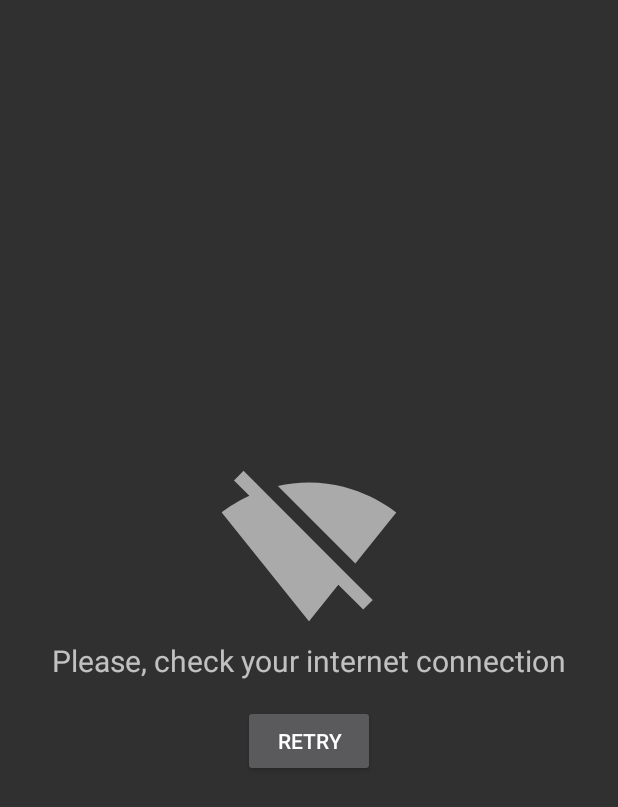
After one commit to Kelvao/Movies, an Android app: the NetworkActivity screen opened directly, with no data from a screen before it, on a phone screen of 412 x 824 dp. The commit adds this screen. Shown: the top 807 px of the screen. Run offline under Robolectric (Android 15) with nearby library versions, the phone set to English and light mode, and no system bars; our stand-ins replace ButterKnife, FlexboxLayout; libraries missing offline, so code that uses them is left out: com.getkeepsafe.taptargetview.

Commit message:
network  and layout issues fixed

```diff
--- /dev/null
+++ b/app/src/main/java/io/github/kelvao/movies/receivers/NetworkChangeReceiver.java
@@ -0,0 +1,26 @@
+package io.github.kelvao.movies.receivers;
+
+import android.content.BroadcastReceiver;
+import android.content.Context;
+import android.content.Intent;
+
+import io.github.kelvao.movies.ui.utils.NetworkUtil;
+
+public class NetworkChangeReceiver extends BroadcastReceiver {
+
+    private static NetworkChange networkChange;
+
+    @Override
+    public void onReceive(Context context, Intent intent) {
+        networkChange.OnNetworkChanged(NetworkUtil.getConnectivityStatus(context));
+    }
+
+    public void setNetworkChange(NetworkChange networkChange) {
+        NetworkChangeReceiver.networkChange = networkChange;
+    }
+
+    public interface NetworkChange {
+        void OnNetworkChanged(int status);
+    }
+
+}
--- /dev/null
+++ b/app/src/main/java/io/github/kelvao/movies/ui/activities/NetworkActivity.java
@@ -0,0 +1,56 @@
+package io.github.kelvao.movies.ui.activities;
+
+import android.content.Intent;
+import android.content.IntentFilter;
+import android.os.Bundle;
+import android.support.v7.app.AppCompatActivity;
+
+import butterknife.ButterKnife;
+import butterknife.OnClick;
+import io.github.kelvao.movies.R;
+import io.github.kelvao.movies.receivers.NetworkChangeReceiver;
+
+import static android.net.ConnectivityManager.CONNECTIVITY_ACTION;
+
+public class NetworkActivity extends AppCompatActivity implements NetworkChangeReceiver.NetworkChange {
+
+    private IntentFilter intentFilter;
+    private NetworkChangeReceiver networkChangeReceiver;
+    private boolean hasNetwork;
+
+    @Override
+    protected void onCreate(Bundle savedInstanceState) {
+        super.onCreate(savedInstanceState);
+        setContentView(R.layout.activity_network);
+        ButterKnife.bind(this);
+        intentFilter = new IntentFilter();
+        intentFilter.addAction(CONNECTIVITY_ACTION);
+        networkChangeReceiver = new NetworkChangeReceiver();
+        networkChangeReceiver.setNetworkChange(this);
+    }
+
+    @OnClick(R.id.bt_retry)
+    public void retry() {
+        if (hasNetwork) {
+            startActivity(new Intent(this, MainActivity.class));
+            finish();
+        }
+    }
+
+    @Override
+    protected void onResume() {
+        registerReceiver(networkChangeReceiver, intentFilter);
+        super.onResume();
+    }
+
+    @Override
+    protected void onPause() {
+        unregisterReceiver(networkChangeReceiver);
+        super.onPause();
+    }
+
+    @Override
+    public void OnNetworkChanged(int status) {
+        hasNetwork = status != 0;
+    }
+}
--- a/app/src/main/java/io/github/kelvao/movies/ui/fragments/MovieListFragment.java
+++ b/app/src/main/java/io/github/kelvao/movies/ui/fragments/MovieListFragment.java
@@ -60,8 +60,11 @@ public class MovieListFragment extends Fragment implements MovieList.View, OnLoa
         movieList = new ArrayList<>();
         presenter = new MovieListPresenter(this);
         initRecyclerView();
-        if (getArguments() != null) {
+        if (getArguments() != null && !"".equals(getArguments().getString(Constants.getQuery()))) {
             queryMovies(getArguments().getString(Constants.getQuery()));
+        } else {
+            tv_empty.setText(getText(R.string.welcome_message));
+            updateUi(false);
         }
         return fragment_movie_list;
     }
--- a/app/src/main/java/io/github/kelvao/movies/utils/Constants.java
+++ b/app/src/main/java/io/github/kelvao/movies/utils/Constants.java
@@ -13,9 +13,13 @@ public class Constants {
     private static final String API_KEY = "45d162c8";
     private static final String QUERY = "query";
     public static final String MOVIE_FRAGMENT = "movie_fragment";
+    public static final String MOVIE_LIST_FRAGMENT = "movie_list_fragment";
+    public static final String WELCOME_FRAGMENT = "welcome_fragment";
     private static final String IMAGE_OLD_SIZE = Image.OLD_SIZE;
     private static final String IMAGE_NEW_SIZE = Image.NEW_SIZE;
     private static final String FIRST_RUN = "fistrun";
+    public static final int NETWORK_CONNECTED = 1;
+    public static final int NETWORK_DESCONNECTED = 0;
 
     public static String getImdbId() {
         return IMDB_ID;
--- /dev/null
+++ b/app/src/main/res/drawable/ic_signal_off.xml
@@ -0,0 +1,9 @@
+<vector xmlns:android="http://schemas.android.com/apk/res/android"
+    android:width="24dp"
+    android:height="24dp"
+    android:viewportHeight="24.0"
+    android:viewportWidth="24.0">
+    <path
+        android:fillColor="@android:color/darker_gray"
+        android:pathData="M23.64,7c-0.45,-0.34 -4.93,-4 -11.64,-4 -1.5,0 -2.89,0.19 -4.15,0.48L18.18,13.8 23.64,7zM17.04,15.22L3.27,1.44 2,2.72l2.05,2.06C1.91,5.76 0.59,6.82 0.36,7l11.63,14.49 0.01,0.01 0.01,-0.01 3.9,-4.86 3.32,3.32 1.27,-1.27 -3.46,-3.46z" />
+</vector>
--- /dev/null
+++ b/app/src/main/res/layout/activity_network.xml
@@ -0,0 +1,44 @@
+<?xml version="1.0" encoding="utf-8"?>
+<android.support.constraint.ConstraintLayout xmlns:android="http://schemas.android.com/apk/res/android"
+    xmlns:app="http://schemas.android.com/apk/res-auto"
+    xmlns:tools="http://schemas.android.com/tools"
+    android:layout_width="match_parent"
+    android:layout_height="match_parent"
+    tools:context=".ui.activities.NetworkActivity">
+
+    <ImageView
+        android:id="@+id/iv_network"
+        android:layout_width="120dp"
+        android:layout_height="120dp"
+        android:src="@drawable/ic_signal_off"
+        app:layout_constraintBottom_toTopOf="@id/tv_network"
+        app:layout_constraintEnd_toEndOf="parent"
+        app:layout_constraintStart_toStartOf="parent"
+        app:layout_constraintTop_toTopOf="parent"
+        app:layout_constraintVertical_chainStyle="packed"
+        tools:ignore="ContentDescription" />
+
+    <TextView
+        android:id="@+id/tv_network"
+        android:layout_width="wrap_content"
+        android:layout_height="wrap_content"
+        android:text="@string/network_message"
+        android:textSize="20sp"
+        app:layout_constraintBottom_toTopOf="@id/bt_retry"
+        app:layout_constraintEnd_toEndOf="parent"
+        app:layout_constraintStart_toStartOf="parent"
+        app:layout_constraintTop_toBottomOf="@id/iv_network"
+        app:layout_constraintVertical_chainStyle="packed" />
+
+    <Button
+        android:id="@+id/bt_retry"
+        android:layout_width="wrap_content"
+        android:layout_height="wrap_content"
+        android:layout_marginTop="16dp"
+        android:text="@string/retry"
+        app:layout_constraintBottom_toBottomOf="parent"
+        app:layout_constraintEnd_toEndOf="parent"
+        app:layout_constraintStart_toStartOf="parent"
+        app:layout_constraintTop_toBottomOf="@id/tv_network" />
+
+</android.support.constraint.ConstraintLayout>
--- a/app/src/main/res/layout/fragment_movie.xml
+++ b/app/src/main/res/layout/fragment_movie.xml
@@ -8,16 +8,16 @@
 
     <ScrollView
         android:id="@+id/sv_movie"
+        android:layout_width="match_parent"
+        android:layout_height="match_parent"
         android:nestedScrollingEnabled="true"
-        android:layout_width="match_parent"
-        android:layout_height="wrap_content"
         android:visibility="gone">
 
         <android.support.constraint.ConstraintLayout
             android:id="@+id/cl_movie_info"
             android:layout_width="match_parent"
             android:layout_height="wrap_content"
-            android:layout_margin="16dp">
+            android:padding="16dp">
 
             <android.support.constraint.ConstraintLayout
                 android:id="@+id/cl_first_info"
--- a/app/src/main/res/layout/fragment_movie_list.xml
+++ b/app/src/main/res/layout/fragment_movie_list.xml
@@ -12,8 +12,8 @@
         android:layout_height="match_parent"
         android:clipToPadding="false"
         android:layoutAnimation="@anim/layout_animation_from_bottom"
+        android:nestedScrollingEnabled="false"
         android:visibility="gone"
-        android:nestedScrollingEnabled="false"
         app:layout_constraintBottom_toBottomOf="parent"
         app:layout_constraintEnd_toEndOf="parent"
         app:layout_constraintStart_toStartOf="parent"
@@ -41,6 +41,7 @@
             android:layout_height="wrap_content"
             android:layout_marginTop="16dp"
             android:text="@string/movie_list_empty"
+            android:textAlignment="center"
             android:textSize="18sp"
             app:layout_constraintBottom_toBottomOf="parent"
             app:layout_constraintEnd_toEndOf="parent"
--- a/app/src/main/res/values/strings.xml
+++ b/app/src/main/res/values/strings.xml
@@ -1,9 +1,12 @@
 <resources>
     <string name="app_name">Movies</string>
-    <string name="movie_list_empty">Movie list empty.</string>
+    <string name="movie_list_empty">Movie list empty.\nMake a new Search.</string>
     <string name="searchbar_hint">Search…</string>
     <string name="action_search">Search</string>
     <string name="action_about">About</string>
+    <string name="network_message">Please, check your internet connection</string>
+    <string name="retry">Retry</string>
+    <string name="welcome_message">Welcome! Make a search.</string>
     <string name="search_success">Completed search with success.</string>
     <string name="about">About</string>
     <string name="hint_genre">Genre:</string>
--- a/app/src/main/res/values/styles.xml
+++ b/app/src/main/res/values/styles.xml
@@ -15,7 +15,7 @@
     </style>
 
     <style name="CustomActivityAnimation" parent="@android:style/Animation.Activity">
-        <item name="android:activityOpenEnterAnimation">@anim/slide_in_right</item>
+        <item name="android:activityOpenEnterAnimation">@android:anim/fade_in</item>
         <item name="android:activityOpenExitAnimation">@anim/slide_out_left</item>
         <item name="android:activityCloseEnterAnimation">@anim/slide_in_left</item>
         <item name="android:activityCloseExitAnimation">@anim/slide_out_right</item>
```
Also changed, not shown: app/src/main/AndroidManifest.xml (+8 -0 lines), app/src/main/java/io/github/kelvao/movies/ui/activities/MainActivity.java (+42 -5 lines), app/src/main/java/io/github/kelvao/movies/ui/activities/SplashActivity.java (+6 -1 lines), app/src/main/java/io/github/kelvao/movies/ui/utils/NetworkUtil.java (added, +24 -0 lines).
